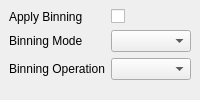
Old version of the form tse_analytics/views/settings/binning_settings_widget.ui in the repository TSE-Systems/tse-analytics.
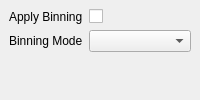
New version of the form. Custom widgets are drawn as their Qt base class.

```diff
--- a/tse_analytics/views/settings/binning_settings_widget.ui
+++ b/tse_analytics/views/settings/binning_settings_widget.ui
@@ -33,7 +33,7 @@
         <x>0</x>
         <y>0</y>
         <width>193</width>
-        <height>142</height>
+        <height>124</height>
        </rect>
       </property>
       <layout class="QVBoxLayout" name="verticalLayout_3">
@@ -75,16 +75,6 @@
           <item row="1" column="1">
            <widget class="QComboBox" name="binningModeComboBox"/>
           </item>
-          <item row="2" column="0">
-           <widget class="QLabel" name="binningOperationLabel">
-            <property name="text">
-             <string>Binning Operation</string>
-            </property>
-           </widget>
-          </item>
-          <item row="2" column="1">
-           <widget class="QComboBox" name="binningOperationComboBox"/>
-          </item>
          </layout>
         </widget>
        </item>
```
